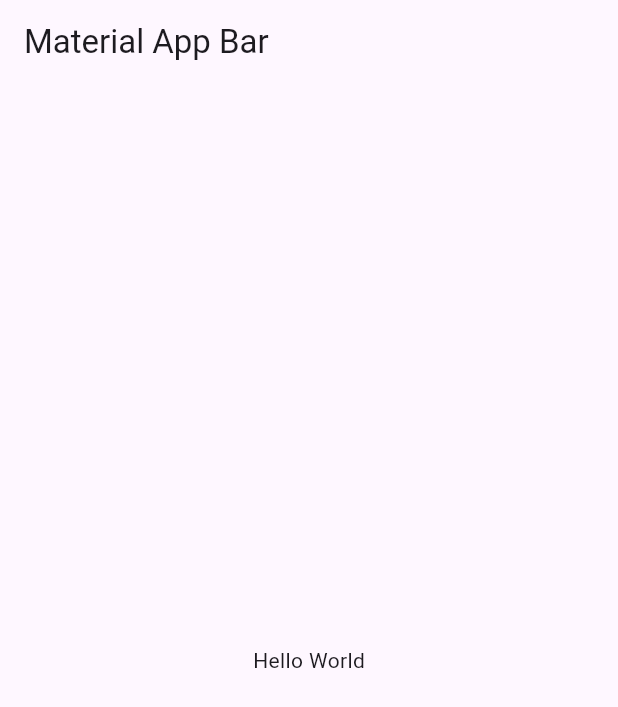
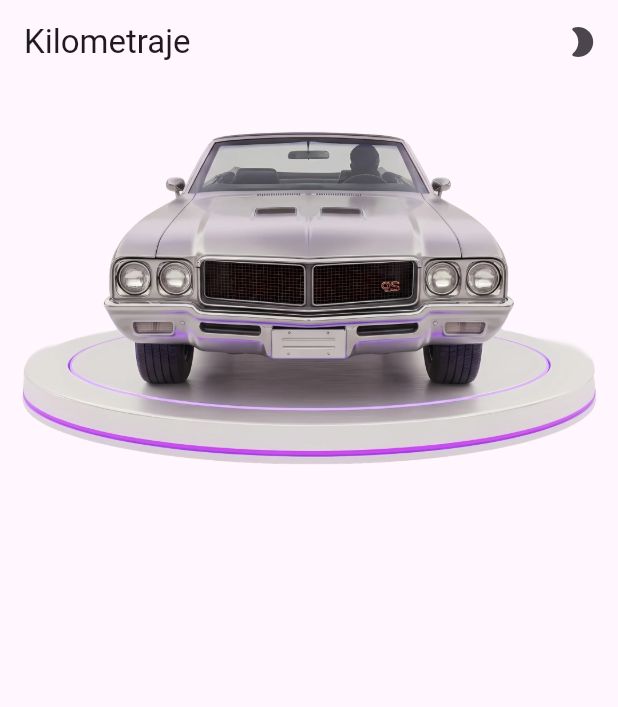
Before and after one commit to josux1/gps_test, a Flutter app: the screen it shows after launch, on a phone screen of 412 x 824 dp. Shown: the top 707 px of the screen. Run offline on Flutter 3.47's test engine with Material 3 defaults, Android fonts, the phone set to English and light mode, and no system bars; our stand-ins replace flutter_riverpod.

Commit message:
REFACTOR
Add the proyect's main architecture, the first codebase

```diff
--- /dev/null
+++ b/lib/core/providers/providers.dart
@@ -0,0 +1,6 @@
+import 'package:flutter/material.dart';
+import 'package:flutter_riverpod/legacy.dart';
+
+final themeProvider = StateProvider<ThemeMode>((ref) {
+  return ThemeMode.light;
+});
--- /dev/null
+++ b/lib/core/services/app_assets.dart
@@ -0,0 +1,9 @@
+class AppAssets {
+  AppAssets._();
+  static const String _imagesPath = 'assets/images';
+
+  //All of the app images goes here
+  static const String appImageCar = '$_imagesPath/car.webp';
+  static const String appImageCarDark = '$_imagesPath/car-dark-nobg.webp';
+  static const String appImageCarLight = '$_imagesPath/car-light-nobg.webp';
+}
--- a/lib/main.dart
+++ b/lib/main.dart
@@ -1,18 +1,26 @@
 import 'package:flutter/material.dart';
+import 'package:flutter_riverpod/flutter_riverpod.dart';
 
-void main() => runApp(MyApp());
+import 'package:gps_test/core/providers/providers.dart';
+import 'package:gps_test/ui/modules/car/car_screen.dart';
+import 'package:gps_test/ui/utils/app_theme.dart';
 
-class MyApp extends StatelessWidget {
+void main() => runApp(ProviderScope(child: MyApp()));
+
+class MyApp extends ConsumerWidget {
   const MyApp({super.key});
 
   @override
-  Widget build(BuildContext context) {
+  Widget build(BuildContext context, WidgetRef ref) {
+    final theme = ref.watch(themeProvider);
+
     return MaterialApp(
-      title: 'Material App',
-      home: Scaffold(
-        appBar: AppBar(title: Text('Material App Bar')),
-        body: Center(child: Container(child: Text('Hello World'))),
-      ),
+      title: 'Kilometraje Wialon',
+      debugShowCheckedModeBanner: false,
+      home: CarScreen(),
+      themeMode: theme,
+      theme: AppTheme.lighTheme(),
+      darkTheme: AppTheme.darkTheme(),
     );
   }
 }
--- /dev/null
+++ b/lib/ui/modules/car/car_screen.dart
@@ -0,0 +1,52 @@
+import 'package:flutter/material.dart';
+import 'package:flutter_riverpod/flutter_riverpod.dart';
+import 'package:gps_test/core/providers/providers.dart';
+import 'package:gps_test/core/services/app_assets.dart';
+
+class CarScreen extends ConsumerStatefulWidget {
+  const CarScreen({super.key});
+
+  @override
+  ConsumerState<CarScreen> createState() => _CarScreenState();
+}
+
+class _CarScreenState extends ConsumerState<CarScreen> {
+  @override
+  Widget build(BuildContext context) {
+    final theme = ref.watch(themeProvider);
+
+    return Scaffold(
+      appBar: AppBar(
+        title: Text('Kilometraje'),
+        elevation: 0,
+        surfaceTintColor: Colors.transparent,
+        actions: [
+          IconButton(
+            onPressed: () {
+              ref.read(themeProvider.notifier).update((old) {
+                if (old == ThemeMode.dark) {
+                  return ThemeMode.light;
+                } else {
+                  return ThemeMode.dark;
+                }
+              });
+            },
+            icon: Icon(
+              theme == ThemeMode.light ? Icons.mode_night_rounded : Icons.sunny,
+            ),
+          ),
+        ],
+      ),
+      body: ListView(
+        padding: EdgeInsets.only(top: 28),
+        children: [
+          Image.asset(
+            theme == ThemeMode.light
+                ? AppAssets.appImageCarLight
+                : AppAssets.appImageCarDark,
+          ),
+        ],
+      ),
+    );
+  }
+}
--- /dev/null
+++ b/lib/ui/utils/app_colors.dart
@@ -0,0 +1,10 @@
+import 'package:flutter/widgets.dart';
+
+class AppColors {
+  AppColors._();
+
+  //All of the app colors goes here
+  static const Color background = Color(0xFF111111);
+  static const Color primary = Color(0xFF9D28F0);
+  static const Color secondary = Color(0xFFC77BFF);
+}
--- /dev/null
+++ b/lib/ui/utils/app_theme.dart
@@ -0,0 +1,19 @@
+import 'package:flutter/material.dart';
+import 'package:gps_test/ui/utils/app_colors.dart';
+
+class AppTheme {
+  AppTheme._();
+
+  static ThemeData lighTheme() {
+    return ThemeData(colorSchemeSeed: AppColors.primary);
+  }
+
+  static ThemeData darkTheme() {
+    return ThemeData(
+      colorSchemeSeed: AppColors.primary,
+      brightness: Brightness.dark,
+      scaffoldBackgroundColor: AppColors.background,
+      appBarTheme: AppBarTheme(backgroundColor: AppColors.background),
+    );
+  }
+}
```
Also changed, not shown: pubspec.yaml (+5 -2 lines), 2 other files.
